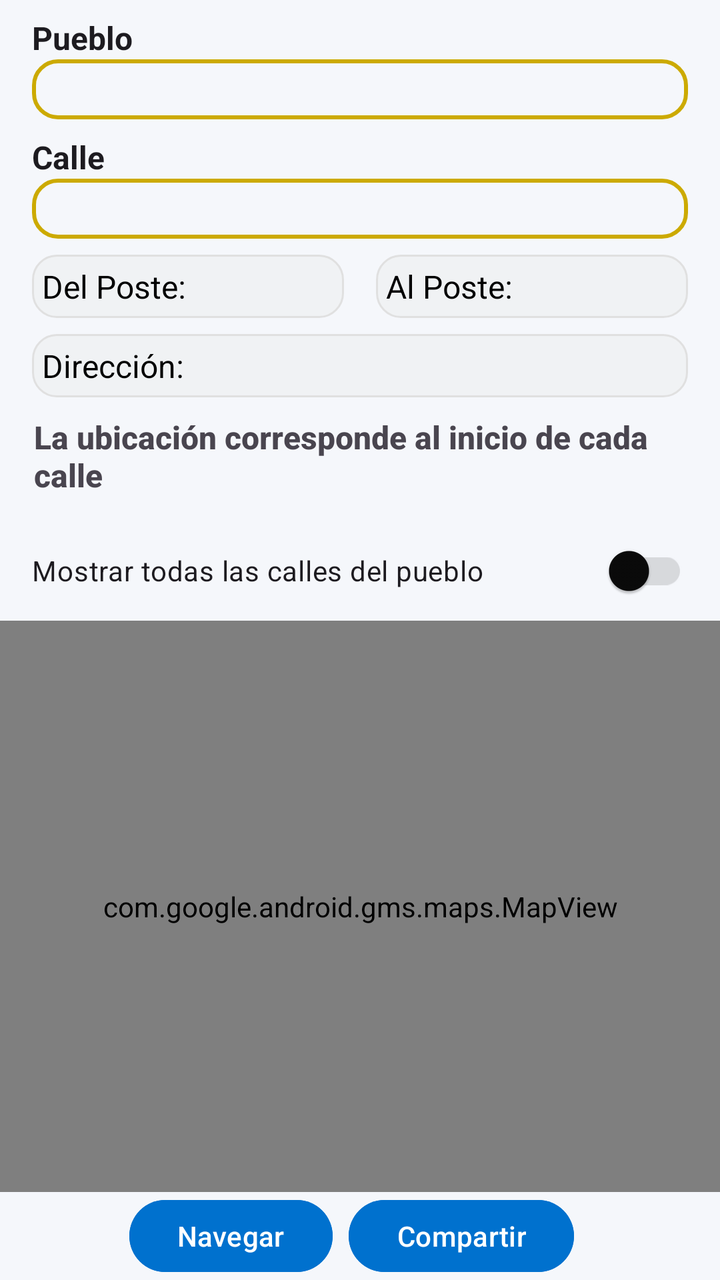
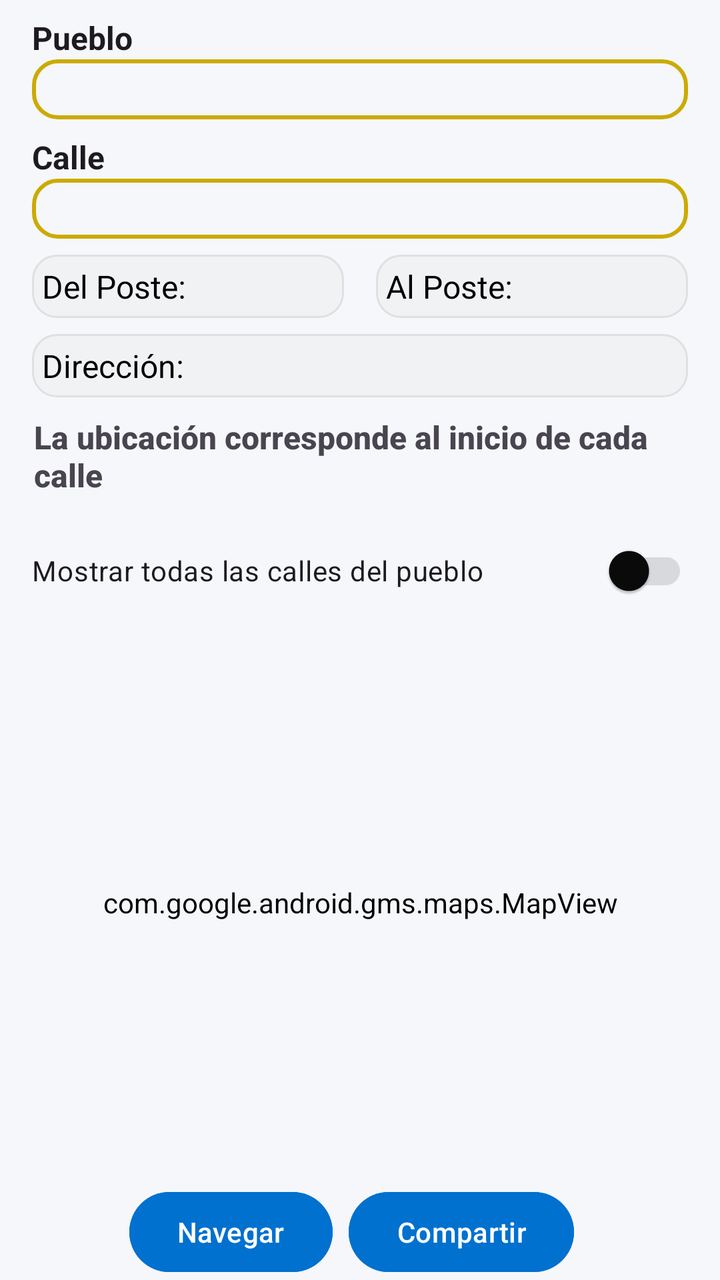

Compare the two renders of this Android layout. The source of the first and the diff that turns it into the second are given below.
<!-- AndroidManifest.xml: application theme Theme.TecniAppICE -->
<!-- res/layout/fragment_localizacion.xml -->
<?xml version="1.0" encoding="utf-8"?>
<androidx.constraintlayout.widget.ConstraintLayout
    xmlns:android="http://schemas.android.com/apk/res/android"
    xmlns:app="http://schemas.android.com/apk/res-auto"
    xmlns:tools="http://schemas.android.com/tools"
    android:layout_width="match_parent"
    android:layout_height="match_parent"
    android:background="?android:attr/colorBackground"
    tools:context=".ui.localizacion.LocalizacionFragment">



    
    <androidx.constraintlayout.widget.ConstraintLayout
        android:id="@+id/elementos"
        android:layout_width="match_parent"
        android:layout_height="wrap_content"
        app:layout_constraintEnd_toEndOf="parent"
        app:layout_constraintStart_toStartOf="parent"
        app:layout_constraintTop_toTopOf="parent">

        
        <TextView
            android:id="@+id/tituloPueblo"
            android:layout_width="0dp"
            android:layout_height="wrap_content"
            android:layout_marginHorizontal="16dp"
            android:layout_marginTop="8dp"
            android:fontFamily="sans-serif"
            android:text="Pueblo"
            android:textColor="?android:attr/textColorPrimary"
            android:textSize="16sp"
            android:textStyle="bold"
            app:layout_constraintEnd_toEndOf="parent"
            app:layout_constraintStart_toStartOf="parent"
            app:layout_constraintTop_toTopOf="parent" />

        
        <Spinner
            android:id="@+id/spinnerPueblos"
            android:layout_width="0dp"
            android:layout_height="30dp"
            android:layout_marginHorizontal="16dp"
            android:background="@drawable/rounded_edit_text"
            android:dropDownWidth="match_parent"
            android:fontFamily="sans-serif"
            android:padding="5dp"
            android:textColor="?attr/colorOnSurface"
            app:layout_constraintEnd_toEndOf="parent"
            app:layout_constraintStart_toStartOf="parent"
            app:layout_constraintTop_toBottomOf="@id/tituloPueblo" />

        
        <TextView
            android:id="@+id/tituloCalle"
            android:layout_width="0dp"
            android:layout_height="wrap_content"
            android:layout_marginHorizontal="16dp"
            android:layout_marginTop="8dp"
            android:fontFamily="sans-serif"
            android:text="Calle"
            android:textColor="?android:attr/textColorPrimary"
            android:textSize="16sp"
            android:textStyle="bold"
            app:layout_constraintEnd_toEndOf="parent"
            app:layout_constraintStart_toStartOf="parent"
            app:layout_constraintTop_toBottomOf="@id/spinnerPueblos" />

        
        <Spinner
            android:id="@+id/spinnerCalles"
            android:layout_width="0dp"
            android:layout_height="30dp"
            android:layout_marginHorizontal="16dp"
            android:background="@drawable/rounded_edit_text"
            android:dropDownWidth="match_parent"
            android:fontFamily="sans-serif"
            android:padding="5dp"
            android:textColor="?attr/colorOnSurface"
            app:layout_constraintEnd_toEndOf="parent"
            app:layout_constraintStart_toStartOf="parent"
            app:layout_constraintTop_toBottomOf="@id/tituloCalle" />

        
        <androidx.constraintlayout.widget.ConstraintLayout
            android:id="@+id/contenedor"
            android:layout_width="match_parent"
            android:layout_height="wrap_content"
            android:layout_marginTop="8dp"
            app:layout_constraintEnd_toEndOf="parent"
            app:layout_constraintStart_toStartOf="parent"
            app:layout_constraintTop_toBottomOf="@id/spinnerCalles">

            
            <TextView
                android:id="@+id/delposteTextView"
                android:layout_width="0dp"
                android:layout_height="wrap_content"
                android:layout_marginStart="16dp"
                android:layout_marginEnd="8dp"
                android:background="@drawable/rounded_bg_f0f2f4"
                android:fontFamily="sans-serif"
                android:padding="5dp"
                android:text="Del Poste: "
                android:textColor="@color/black"
                android:textSize="16sp"
                app:layout_constraintBottom_toBottomOf="parent"
                app:layout_constraintEnd_toStartOf="@id/alposteTextView"
                app:layout_constraintStart_toStartOf="parent"
                app:layout_constraintTop_toTopOf="parent" />

            
            <TextView
                android:id="@+id/alposteTextView"
                android:layout_width="0dp"
                android:layout_height="wrap_content"
                android:layout_marginStart="8dp"
                android:layout_marginEnd="16dp"
                android:background="@drawable/rounded_bg_f0f2f4"
                android:fontFamily="sans-serif"
                android:padding="5dp"
                android:text="Al Poste: "
                android:textColor="@color/black"
                android:textSize="16sp"
                app:layout_constraintBottom_toBottomOf="parent"
                app:layout_constraintEnd_toEndOf="parent"
                app:layout_constraintStart_toEndOf="@id/delposteTextView"
                app:layout_constraintTop_toTopOf="parent" />
        </androidx.constraintlayout.widget.ConstraintLayout>

        
        <TextView
            android:id="@+id/direccionTextView"
            android:layout_width="0dp"
            android:layout_height="wrap_content"
            android:layout_marginHorizontal="16dp"
            android:layout_marginTop="8dp"
            android:background="@drawable/rounded_bg_f0f2f4"
            android:fontFamily="sans-serif"
            android:padding="5dp"
            android:text="Dirección: "
            android:textColor="@color/black"
            android:textSize="16sp"
            app:layout_constraintEnd_toEndOf="parent"
            app:layout_constraintStart_toStartOf="parent"
            app:layout_constraintTop_toBottomOf="@id/contenedor" />

        
        <TextView
            android:id="@+id/infoTextView"
            android:layout_width="0dp"
            android:layout_height="wrap_content"
            android:layout_marginHorizontal="16dp"
            android:layout_marginTop="8dp"
            android:fontFamily="sans-serif-medium"
            android:padding="1dp"
            android:text="La ubicación corresponde al inicio de cada calle"
            android:textColor="?android:attr/textColorSecondary"
            android:textSize="16sp"
            android:textStyle="bold"
            app:layout_constraintEnd_toEndOf="parent"
            app:layout_constraintStart_toStartOf="parent"
            app:layout_constraintTop_toBottomOf="@id/direccionTextView" />

        <com.google.android.material.switchmaterial.SwitchMaterial
            android:id="@+id/switchMostrarCalles"
            android:layout_width="0dp"
            android:layout_height="wrap_content"
            android:layout_marginStart="16dp"
            android:layout_marginTop="12dp"
            android:layout_marginEnd="16dp"
            android:text="@string/localizacion_calles_toggle_label"
            android:textColor="?android:attr/textColorPrimary"
            app:layout_constraintEnd_toEndOf="parent"
            app:layout_constraintStart_toStartOf="parent"
            app:layout_constraintTop_toBottomOf="@id/infoTextView" />
    </androidx.constraintlayout.widget.ConstraintLayout>

    
    <androidx.constraintlayout.widget.ConstraintLayout
        android:id="@+id/mapContainer"
        android:layout_width="match_parent"
        android:layout_height="0dp"
        app:layout_constraintTop_toBottomOf="@id/elementos"
        app:layout_constraintBottom_toTopOf="@id/buttonContainer"
        app:layout_constraintStart_toStartOf="parent"
        app:layout_constraintEnd_toEndOf="parent">
        <com.google.android.gms.maps.MapView
            android:id="@+id/mapView"
            android:layout_width="0dp"
            android:layout_height="0dp"
            app:layout_constraintTop_toTopOf="parent"
            app:layout_constraintStart_toStartOf="parent"
            app:layout_constraintEnd_toEndOf="parent"
            app:layout_constraintBottom_toBottomOf="parent"
            android:layout_marginTop="1dp"
            app:cameraZoom="10"
            app:uiRotateGestures="true"/>
    </androidx.constraintlayout.widget.ConstraintLayout>

    
    <LinearLayout
        android:id="@+id/buttonContainer"
        android:layout_width="match_parent"
        android:layout_height="wrap_content"
        android:layout_marginTop="12dp"
        android:gravity="center"
        android:orientation="horizontal"
        app:layout_constraintBottom_toBottomOf="parent"
        app:layout_constraintEnd_toEndOf="parent"
        app:layout_constraintStart_toStartOf="parent">

        
        <com.google.android.material.button.MaterialButton
            android:id="@+id/buttonNavegar"
            android:layout_width="wrap_content"
            android:layout_height="wrap_content"
            android:layout_marginEnd="8dp"
            android:backgroundTint="?attr/colorPrimary"
            android:text="Navegar"
            android:textColor="@color/white"
            app:cornerRadius="32dp" />

        
        <com.google.android.material.button.MaterialButton
            android:id="@+id/buttonShare"
            android:layout_width="wrap_content"
            android:layout_height="wrap_content"
            android:layout_marginEnd="8dp"
            android:backgroundTint="?attr/colorPrimary"
            android:text="Compartir"
            android:textColor="@color/white"
            app:cornerRadius="32dp" />

    </LinearLayout>
    
    <ProgressBar
        android:id="@+id/progressBar"
        style="?android:attr/progressBarStyleLarge"
        android:layout_width="wrap_content"
        android:layout_height="wrap_content"
        android:visibility="gone"
        app:layout_constraintTop_toTopOf="parent"
        app:layout_constraintBottom_toBottomOf="parent"
        app:layout_constraintStart_toStartOf="parent"
        app:layout_constraintEnd_toEndOf="parent" />
</androidx.constraintlayout.widget.ConstraintLayout>
<!-- resources referenced by this layout -->
<resources>
  <color name="black">#FF000000</color>
  <color name="white">#FFFFFFFF</color>
  <!-- drawable rounded_bg_f0f2f4 (drawable) -->
  <?xml version="1.0" encoding="utf-8"?>
  <shape xmlns:android="http://schemas.android.com/apk/res/android"
      android:shape="rectangle">
  
      
      <solid android:color="#F0F2F4"/>
  
      
      <corners android:radius="12dp"/>
  
      
      <stroke
          android:width="1dp"
          android:color="#E0E0E0"/>
  
      
      <padding
          android:left="8dp"
          android:right="32dp"
          android:top="8dp"
          android:bottom="8dp"/>
  </shape>
  <!-- drawable rounded_edit_text (drawable) -->
  <?xml version="1.0" encoding="utf-8"?>
  <shape xmlns:android="http://schemas.android.com/apk/res/android">
  
      <corners android:radius="12dp" />
      <stroke
          android:width="2dp"
          android:color="@color/ice_yellow_dark" />
      <padding
          android:left="10dp"
          android:top="10dp"
          android:right="10dp"
          android:bottom="10dp" />
  </shape>
  <string name="localizacion_calles_toggle_label">Mostrar todas las calles del pueblo</string>
  <style name="Theme.TecniAppICE" parent="Theme.Material3.DayNight.NoActionBar">
  
          
          <item name="colorPrimary">@color/ice_blue</item>
          <item name="colorOnPrimary">@color/white</item>
          <item name="colorSecondary">@color/ice_yellow</item>
          <item name="colorOnSecondary">@color/black</item>
  
          
          <item name="colorSurface">@color/surface_light</item>
          <item name="colorSurfaceVariant">@color/surface_variant_light</item>
          <item name="colorOnSurface">@color/on_light</item>
          <item name="colorBackground">@color/bg_light</item>
          <item name="colorOnBackground">@color/on_light</item>
          <item name="colorOutline">@color/outline_soft</item>
  
          
          <item name="colorError">@color/error_500</item>
          <item name="colorTertiary">@color/success_500</item>
  
          
          <item name="android:windowBackground">@color/bg_light</item>
          <item name="android:colorBackground">@color/bg_light</item>
          <item name="android:statusBarColor">@android:color/transparent</item>
          <item name="android:navigationBarColor">@android:color/transparent</item>
          <item name="android:windowLightStatusBar">true</item>
          <item name="android:windowLightNavigationBar">true</item>
  
          
          <item name="materialCardViewStyle">@style/Tecni.Card</item>
          <item name="materialButtonStyle">@style/Tecni.Button</item>
          <item name="chipStyle">@style/Tecni.Chip</item>
          <item name="toolbarStyle">@style/Tecni.Toolbar</item>
      </style>
  <color name="ice_yellow_dark">#CCAA00</color>
  <color name="ice_blue">#0071CE</color>
  <color name="ice_yellow">#FFDD00</color>
  <color name="surface_light">#FDFEFF</color>
  <color name="surface_variant_light">#E6EEF9</color>
  <color name="on_light">#0A0A0A</color>
  <color name="bg_light">#F5F7FB</color>
  <color name="outline_soft">#1F000000</color>
  <color name="error_500">#D32F2F</color>
  <color name="success_500">#4CAF50</color>
  <style name="Tecni.Card" parent="Widget.Material3.CardView.Elevated">
          <item name="cardCornerRadius">20dp</item>
          <item name="cardElevation">3dp</item>
          <item name="strokeWidth">0dp</item>
      </style>
  <style name="Tecni.Button" parent="Widget.Material3.Button.TonalButton">
          <item name="android:minHeight">44dp</item>
      </style>
  <style name="Tecni.Chip" parent="Widget.Material3.Chip.Filter">
          <item name="android:minHeight">36dp</item>
      </style>
  <style name="Tecni.Toolbar" parent="Widget.Material3.Toolbar">
          <item name="android:elevation">2dp</item>
      </style>
</resources>

<!-- the commit's change to res/layout/fragment_localizacion.xml (unified diff, before → after) -->
@@ -236,7 +236,7 @@
     
     <ProgressBar
         android:id="@+id/progressBar"
-        style="?android:attr/progressBarStyleLarge"
+        style="attr/progressBarStyleLarge"
         android:layout_width="wrap_content"
         android:layout_height="wrap_content"
         android:visibility="gone"
<!-- resource entries referenced after the edit -->
@@ -52,7 +52,7 @@
           <item name="colorSurface">@color/surface_light</item>
           <item name="colorSurfaceVariant">@color/surface_variant_light</item>
           <item name="colorOnSurface">@color/on_light</item>
-          <item name="colorBackground">@color/bg_light</item>
+          <item name="android:background">@color/bg_light</item>
           <item name="colorOnBackground">@color/on_light</item>
           <item name="colorOutline">@color/outline_soft</item>
   
@@ -62,11 +62,11 @@
   
           
           <item name="android:windowBackground">@color/bg_light</item>
-          <item name="android:colorBackground">@color/bg_light</item>
-          <item name="android:statusBarColor">@android:color/transparent</item>
-          <item name="android:navigationBarColor">@android:color/transparent</item>
-          <item name="android:windowLightStatusBar">true</item>
-          <item name="android:windowLightNavigationBar">true</item>
+          <item name="colorBackground">@color/bg_light</item>
+          <item name="statusBarColor">@android:color/transparent</item>
+          <item name="navigationBarColor">@android:color/transparent</item>
+          <item name="windowLightStatusBar">true</item>
+          <item name="windowLightNavigationBar">true</item>
   
           
           <item name="materialCardViewStyle">@style/Tecni.Card</item>
@@ -90,13 +90,13 @@
           <item name="strokeWidth">0dp</item>
       </style>
   <style name="Tecni.Button" parent="Widget.Material3.Button.TonalButton">
-          <item name="android:minHeight">44dp</item>
+          <item name="minHeight">44dp</item>
       </style>
   <style name="Tecni.Chip" parent="Widget.Material3.Chip.Filter">
-          <item name="android:minHeight">36dp</item>
+          <item name="minHeight">36dp</item>
       </style>
   <style name="Tecni.Toolbar" parent="Widget.Material3.Toolbar">
-          <item name="android:elevation">2dp</item>
+          <item name="elevation">2dp</item>
       </style>
 </resources>
 
